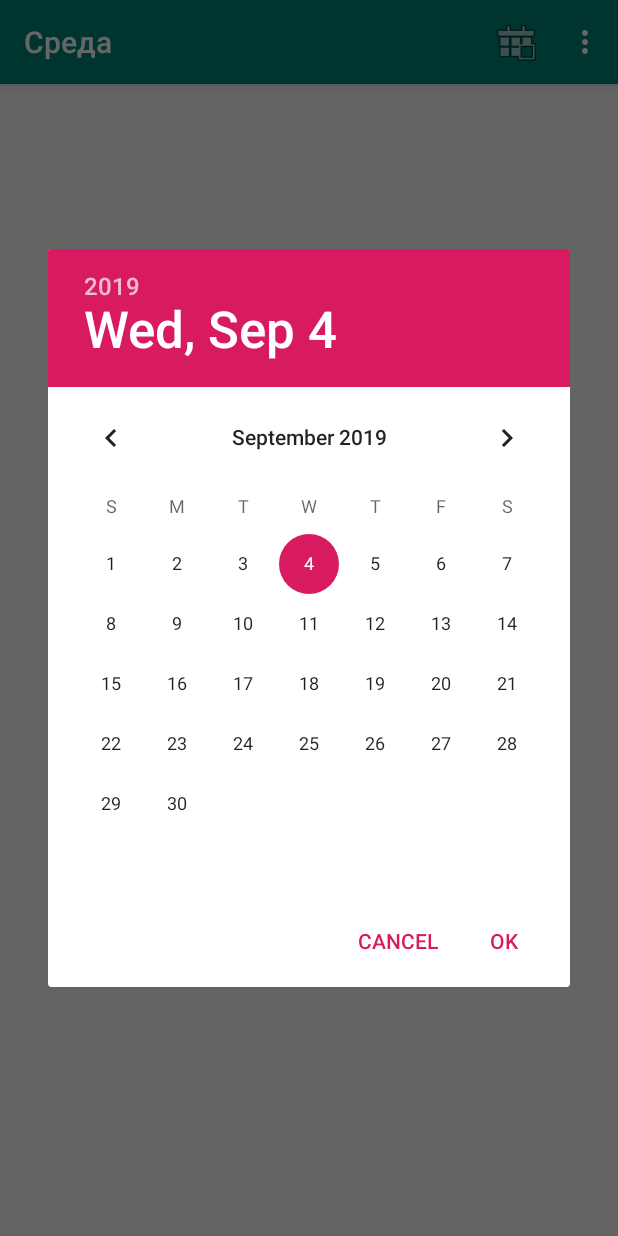
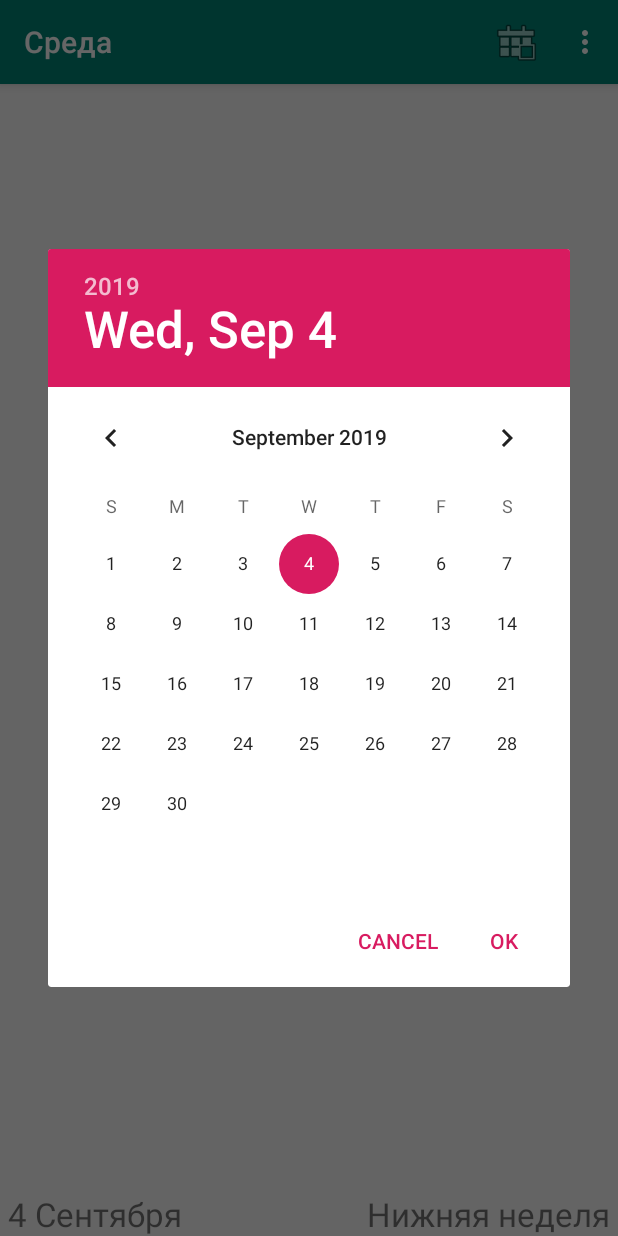
Before and after one commit to IvanShamsiev/Schedule, an Android app: the screen it shows after launch (MainActivity), after a tap on "Календарь", on a phone screen of 412 x 824 dp. Run offline under Robolectric (Android 15) with nearby library versions, the phone set to English and light mode, and no system bars.

```diff
--- a/app/src/main/java/com/example/schedule/ui/DayFragment.java
+++ b/app/src/main/java/com/example/schedule/ui/DayFragment.java
@@ -5,42 +5,31 @@ import android.support.annotation.NonNull;
 import android.support.v4.app.Fragment;
 import android.support.v4.app.FragmentManager;
 import android.support.v4.app.FragmentPagerAdapter;
+import android.support.v7.widget.LinearLayoutManager;
+import android.support.v7.widget.RecyclerView;
 import android.view.LayoutInflater;
 import android.view.View;
 import android.view.ViewGroup;
-import android.widget.ListView;
-import android.widget.SimpleAdapter;
-import android.widget.TextView;
 
 import com.example.schedule.R;
-import com.example.schedule.logic.ScheduleHelper;
 import com.example.schedule.model.Lesson;
 
-import java.util.ArrayList;
 import java.util.Calendar;
-import java.util.GregorianCalendar;
-import java.util.HashMap;
 import java.util.List;
-import java.util.Locale;
 
-import static com.example.schedule.ui.MainActivity.months;
 import static com.example.schedule.ui.MainActivity.schedule;
-import static com.example.schedule.ui.MainActivity.weekEvenStyle;
 
 public class DayFragment extends Fragment {
 
-    private static int pagesCount = 2000;
-    public static int middlePos = pagesCount / 2;
-
-    private Calendar currentDate;
+    public static int pagesCount = 14 + 2;
 
     public static DayFragment newInstance(int pos) {
         DayFragment fragment = new DayFragment();
-        fragment.currentDate = (Calendar) MainActivity.currentDate.clone();
-        fragment.currentDate.add(Calendar.DATE, pos);
+        fragment.pos = pos;
         return fragment;
     }
 
+    private int pos;
 
     @Override
     public View onCreateView(@NonNull LayoutInflater inflater, ViewGroup container,
@@ -49,45 +38,18 @@ public class DayFragment extends Fragment {
 
         View rootView = inflater.inflate(R.layout.fragment_item_page, container, false);
 
-        ListView listView = rootView.findViewById(R.id.week_page);
+        RecyclerView recyclerView = rootView.findViewById(R.id.recyclerView);
+        recyclerView.setLayoutManager(new LinearLayoutManager(getContext(),
+                LinearLayoutManager.VERTICAL, false));
 
         if (schedule == null) return rootView;
+
+        Calendar currentDate = (Calendar) MainActivity.currentDate.clone();
+        currentDate.add(Calendar.DATE, pos - 1);
         List<Lesson> lessons = schedule.getLessons(currentDate);
 
-        if (lessons.size() == 0) {
-            listView.setVisibility(View.GONE);
-            rootView.findViewById(R.id.textNoLessons).setVisibility(View.VISIBLE);
-        } else {
-            List<HashMap<String, String>> data = new ArrayList<>(lessons.size());
-
-            HashMap<String, String> map;
-            for (Lesson l : lessons) {
-                map = new HashMap<>(Lesson.length);
-                String[] values = l.getArray();
-                for (int i = 0; i < Lesson.length; i++) map.put(Lesson.names[i], values[i]);
-                data.add(map);
-            }
-
-            String[] from = Lesson.names;
-            int[] to = {R.id.timeLessonBegin, R.id.timeLessonEnd, R.id.lessonName,
-                    R.id.lessonTeacher, R.id.lessonLocation, R.id.lessonType};
-
-            SimpleAdapter adapter = new SimpleAdapter(
-                    getContext(), data, R.layout.item_lesson, from, to);
-
-            listView.setAdapter(adapter);
-        }
-
-
-        TextView textDate = rootView.findViewById(R.id.textDate);
-        TextView textEvenWeek = rootView.findViewById(R.id.textEvenWeek);
-
-        textDate.setText(String.format(Locale.getDefault(), "%d %s",
-                currentDate.get(Calendar.DAY_OF_MONTH), months[currentDate.get(Calendar.MONTH)]));
-
-        String upWeek = weekEvenStyle ? "Верхняя неделя" : "Нечётная неделя";
-        String downWeek = weekEvenStyle ? "Нижняя неделя" : "Чётная неделя";
-        textEvenWeek.setText((ScheduleHelper.isEven(currentDate) ? downWeek : upWeek));
+        if (lessons.size() != 0) recyclerView.setAdapter(new LessonAdapter(lessons));
+        else rootView.findViewById(R.id.textNoLessons).setVisibility(View.VISIBLE);
 
         return rootView;
     }
@@ -101,16 +63,16 @@ public class DayFragment extends Fragment {
 
         @Override
         public Fragment getItem(int position) {
-            return DayFragment.newInstance(position - middlePos);
+            return DayFragment.newInstance(position);
         }
 
-        @Override
+        /*@Override
         public CharSequence getPageTitle(int position) {
             Calendar currentDate = (Calendar) MainActivity.currentDate.clone();
             currentDate.add(Calendar.DATE, position - middlePos);
 
             return MainActivity.dayOfWeek[currentDate.get(Calendar.DAY_OF_WEEK)-1];
-        }
+        }*/
 
         @Override
         public int getCount() {
--- a/app/src/main/java/com/example/schedule/ui/MainActivity.java
+++ b/app/src/main/java/com/example/schedule/ui/MainActivity.java
@@ -28,6 +28,7 @@ import java.io.IOException;
 import java.util.Calendar;
 import java.util.Date;
 import java.util.GregorianCalendar;
+import java.util.Locale;
 
 import okhttp3.Call;
 import okhttp3.Callback;
@@ -58,19 +59,36 @@ public class MainActivity extends AppCompatActivity {
             "Четверг", "Пятница", "Суббота"};
 
     // UI
-    private ViewPager viewPager;
+    public ViewPager viewPager;
     private AlertDialog changeScheduleDialog;
     private DatePickerDialog dataChoiceDialog;
 
     // UI for navigation layout
     private LinearLayout navigationLayout;
     private TextView navigationTitle;
-    private static int currentPos;
+
+
+    public static int currentPos = 1;
+    private static boolean pageSelectedFromMenu = false;
+
+
+
+    TextView textDate, textEvenWeek;
 
     @Override
     protected void onCreate(Bundle savedInstanceState) {
         super.onCreate(savedInstanceState);
         setContentView(R.layout.activity_main);
+
+
+
+
+
+
+        textDate = findViewById(R.id.textDate);
+        textEvenWeek = findViewById(R.id.textEvenWeek);
+
+
 
         // Ser prefs
         preferences = PreferenceManager.getDefaultSharedPreferences(this);
@@ -83,16 +101,46 @@ public class MainActivity extends AppCompatActivity {
         // Set viewPager
         viewPager = findViewById(R.id.viewPager);
         viewPager.addOnPageChangeListener(new ViewPager.OnPageChangeListener() {
+
             @Override
             public void onPageSelected(int page) {
-                pageDate = (Calendar) currentDate.clone();
+                if (pageSelectedFromMenu) {
+                    currentPos = page;
+                    pageSelectedFromMenu = false;
+                    return;
+                }
+
+                if (page - currentPos == 1) pageDate.add(Calendar.DATE, 1);
+                if (page - currentPos == -1) pageDate.add(Calendar.DATE, -1);
+                currentPos = page;
+
+
+                if (showNavigationLayout) navigationTitle.setText(dayOfWeek[pageDate.get(Calendar.DAY_OF_WEEK) - 1]);
+                else setTitle(dayOfWeek[pageDate.get(Calendar.DAY_OF_WEEK) - 1]);
+                textDate.setText(String.format(Locale.getDefault(), "%d %s",
+                        pageDate.get(Calendar.DAY_OF_MONTH), months[currentDate.get(Calendar.MONTH)]));
+                String upWeek = weekEvenStyle ? "Верхняя неделя" : "Нечётная неделя";
+                String downWeek = weekEvenStyle ? "Нижняя неделя" : "Чётная неделя";
+                textEvenWeek.setText((ScheduleHelper.isEven(pageDate) ? downWeek : upWeek));
+
+                /*pageDate = (Calendar) currentDate.clone();
                 pageDate.add(Calendar.DATE, page - DayFragment.middlePos);
                 currentPos = page;
                 if (showNavigationLayout) navigationTitle.setText(dayOfWeek[pageDate.get(Calendar.DAY_OF_WEEK) - 1]);
-                else setTitle(dayOfWeek[pageDate.get(Calendar.DAY_OF_WEEK) - 1]);
+                else setTitle(dayOfWeek[pageDate.get(Calendar.DAY_OF_WEEK) - 1]);*/
             }
-            @Override public void onPageScrolled(int i, float v, int i1) { }
-            @Override public void onPageScrollStateChanged(int i) { }
+            @Override
+            public void onPageScrolled(int i, float v, int i1) {
+
+            }
+            @Override public void onPageScrollStateChanged(int state) {
+                if (state == ViewPager.SCROLL_STATE_IDLE) {
+                    int current = viewPager.getCurrentItem();
+                    if (current == DayFragment.pagesCount - 1) current = 1;
+                    else if (current == 0) current = DayFragment.pagesCount - 2;
+                    viewPager.setCurrentItem(current, false);
+                }
+            }
         });
 
         // Set dialog for change schedule
@@ -113,8 +161,19 @@ public class MainActivity extends AppCompatActivity {
 
         // Set dialog for peek date for schedule
         DatePickerDialog.OnDateSetListener dateSetListener = (view, year, month, dayOfMonth) -> {
+            pageSelectedFromMenu = true;
+
             pageDate.set(year, month, dayOfMonth);
-            setAdapter();
+
+            if (showNavigationLayout) navigationTitle.setText(dayOfWeek[pageDate.get(Calendar.DAY_OF_WEEK) - 1]);
+            else setTitle(dayOfWeek[pageDate.get(Calendar.DAY_OF_WEEK) - 1]);
+            textDate.setText(String.format(Locale.getDefault(), "%d %s",
+                    pageDate.get(Calendar.DAY_OF_MONTH), months[currentDate.get(Calendar.MONTH)]));
+
+            int leftDays = daysBetween(currentDate.getTime(), pageDate.getTime());
+            int page = (leftDays + 1) % 14;
+            if (page <= 0) page += 14;
+            viewPager.setCurrentItem(page, false);
         };
         int year = currentDate.get(Calendar.YEAR);
         int month = currentDate.get(Calendar.MONTH);
@@ -202,9 +261,11 @@ public class MainActivity extends AppCompatActivity {
     private void setAdapter() {
         viewPager.removeAllViews();
         viewPager.setAdapter(new DayFragment.DaysPagerAdapter(getSupportFragmentManager()));
-        int leftDays = daysBetween(pageDate.getTime(), currentDate.getTime());
+        viewPager.setCurrentItem(1);
+
+        /*int leftDays = daysBetween(pageDate.getTime(), currentDate.getTime());
         int currentStartPage = DayFragment.middlePos - leftDays;
-        viewPager.setCurrentItem(currentStartPage);
+        viewPager.setCurrentItem(currentStartPage);*/
 
 
 
--- a/app/src/main/res/layout/activity_main.xml
+++ b/app/src/main/res/layout/activity_main.xml
@@ -44,6 +44,34 @@
     <android.support.v4.view.ViewPager
         android:id="@+id/viewPager"
         android:layout_width="match_parent"
-        android:layout_height="match_parent" />
+        android:layout_height="0dp"
+        android:layout_weight="1"/>
+
+    <LinearLayout
+        android:layout_width="match_parent"
+        android:layout_height="wrap_content"
+        android:orientation="horizontal">
+
+        <TextView
+            android:id="@+id/textDate"
+            android:layout_width="wrap_content"
+            android:layout_height="wrap_content"
+            android:paddingStart="5dp"
+            android:textSize="10pt"
+            tools:text="1 Января"/>
+
+        <Space
+            android:layout_width="0dp"
+            android:layout_height="0dp"
+            android:layout_weight="1" />
+
+        <TextView
+            android:id="@+id/textEvenWeek"
+            android:layout_width="wrap_content"
+            android:layout_height="wrap_content"
+            android:paddingEnd="5dp"
+            android:textSize="10pt"
+            tools:text="Верхняя неделя"/>
+    </LinearLayout>
 
 </LinearLayout>
--- a/app/src/main/res/layout/fragment_item_page.xml
+++ b/app/src/main/res/layout/fragment_item_page.xml
@@ -1,6 +1,5 @@
 <?xml version="1.0" encoding="utf-8"?>
 <LinearLayout xmlns:android="http://schemas.android.com/apk/res/android"
-    xmlns:tools="http://schemas.android.com/tools"
     android:layout_width="match_parent"
     android:layout_height="match_parent"
     android:padding="5dp"
@@ -16,38 +15,11 @@
         android:textSize="11pt"
         android:visibility="gone" />
 
-    <ListView
-        android:id="@+id/week_page"
+    <android.support.v7.widget.RecyclerView
+        android:id="@+id/recyclerView"
         android:layout_width="match_parent"
         android:layout_height="match_parent"
         android:layout_weight="1" />
 
-    <LinearLayout
-        android:layout_width="match_parent"
-        android:layout_height="wrap_content"
-        android:orientation="horizontal">
-
-        <TextView
-            android:id="@+id/textDate"
-            android:layout_width="wrap_content"
-            android:layout_height="wrap_content"
-            android:paddingStart="5dp"
-            android:textSize="10pt"
-            tools:text="1 Января"/>
-
-        <Space
-            android:layout_width="0dp"
-            android:layout_height="0dp"
-            android:layout_weight="1" />
-
-        <TextView
-            android:id="@+id/textEvenWeek"
-            android:layout_width="wrap_content"
-            android:layout_height="wrap_content"
-            android:paddingEnd="5dp"
-            android:textSize="10pt"
-            tools:text="Верхняя неделя"/>
-    </LinearLayout>
-
 
 </LinearLayout>
```
Also changed, not shown: app/src/main/java/com/example/schedule/model/Lesson.java (+49 -6 lines), app/src/main/java/com/example/schedule/ui/LessonAdapter.java (added, +66 -0 lines).
